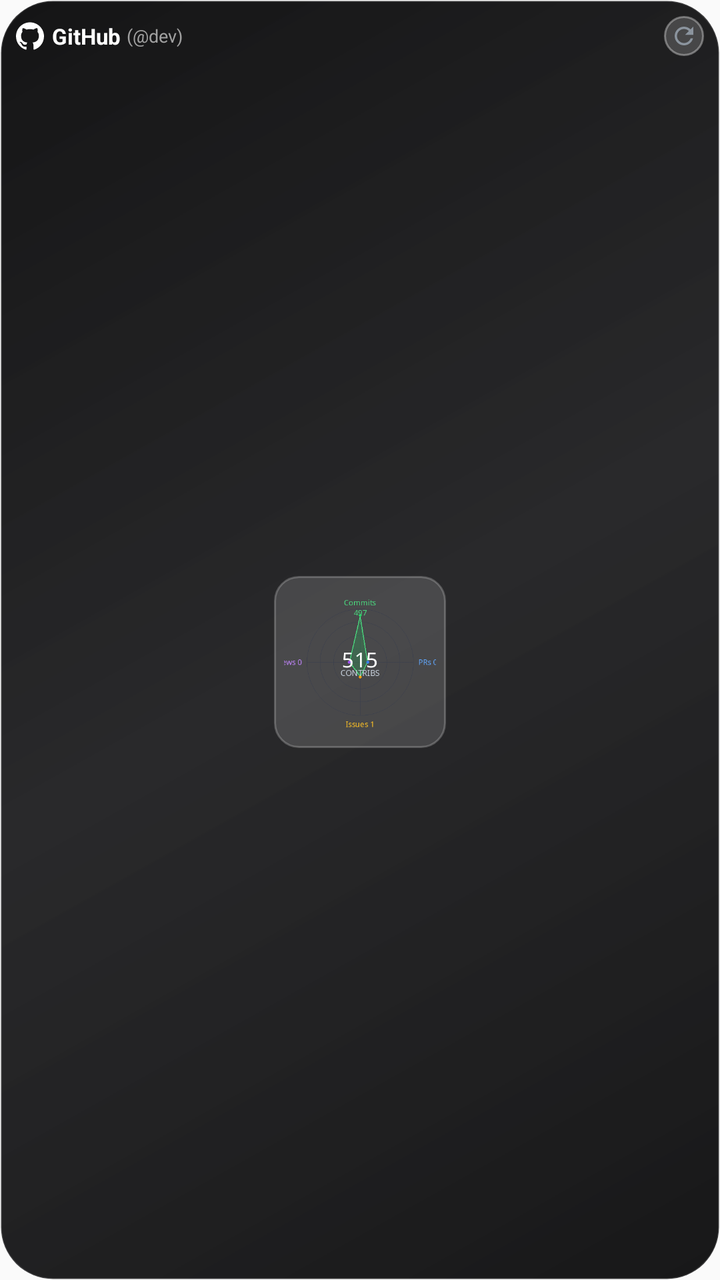
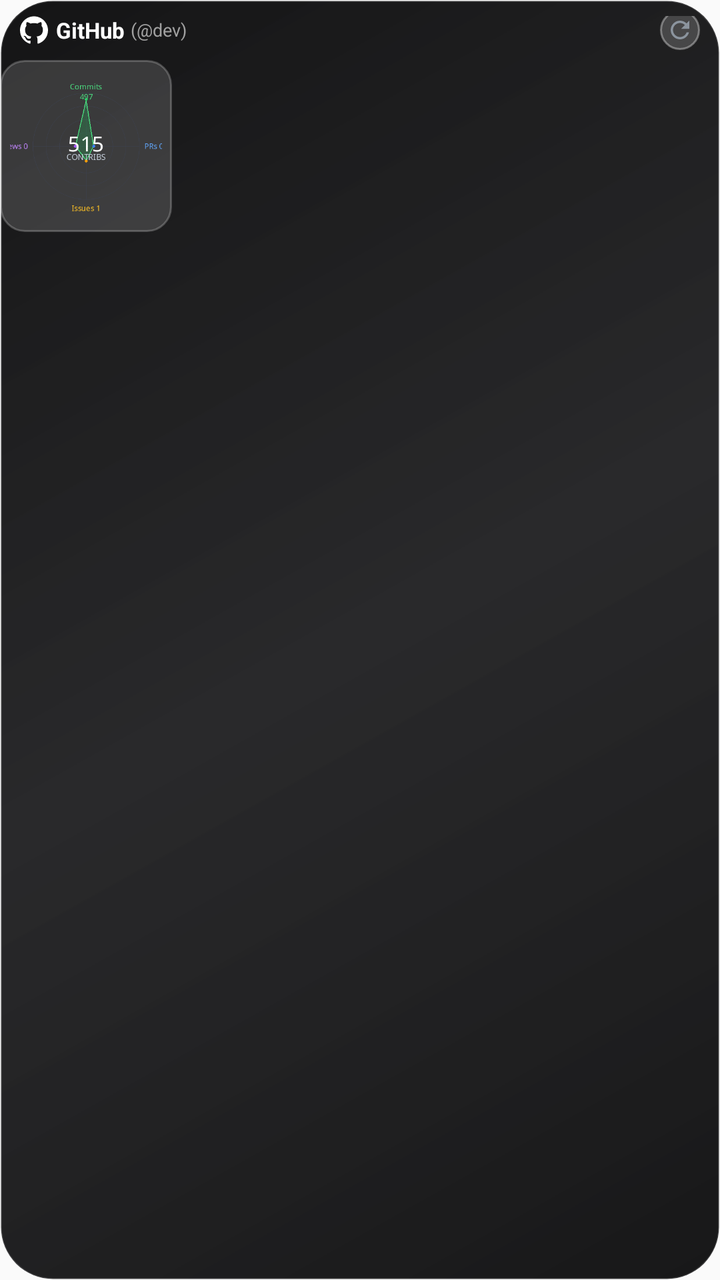

Compare the two renders of this Android layout. The source of the first and the diff that turns it into the second are given below.
<!-- AndroidManifest.xml: application theme Theme.DevWidgets -->
<!-- res/layout/widget_github_circle.xml -->
<?xml version="1.0" encoding="utf-8"?>
<FrameLayout xmlns:android="http://schemas.android.com/apk/res/android"
    android:layout_width="match_parent"
    android:layout_height="match_parent">

    <ImageView
        android:id="@+id/iv_widget_wallpaper_bg"
        android:layout_width="match_parent"
        android:layout_height="match_parent"
        android:scaleType="centerCrop"
        android:visibility="gone" />

    <ImageView
        android:id="@+id/v_widget_wallpaper_scrim"
        android:layout_width="match_parent"
        android:layout_height="match_parent"
        android:background="#80000000"
        android:visibility="gone" />

    <LinearLayout
        android:id="@+id/widget_root"
        android:layout_width="match_parent"
        android:layout_height="match_parent"
        android:orientation="vertical"
        android:background="@drawable/widget_glass_chassis"
        android:clipChildren="false"
        android:clipToPadding="false"
        android:padding="8dp">

        
        <RelativeLayout
            android:id="@+id/header_bar"
            android:layout_width="match_parent"
            android:layout_height="wrap_content"
            android:layout_marginBottom="2dp">

            <LinearLayout
                android:id="@+id/header_right_wrap"
                android:layout_width="wrap_content"
                android:layout_height="wrap_content"
                android:orientation="horizontal"
                android:gravity="center_vertical"
                android:layout_alignParentEnd="true"
                android:layout_centerVertical="true"
                android:layout_marginStart="8dp">

                <ImageView
                    android:id="@+id/btn_refresh"
                    android:layout_width="20dp"
                    android:layout_height="20dp"
                    android:background="@drawable/widget_icon_button_glass"
                    android:padding="3dp"
                    android:src="@drawable/ic_refresh"
                    android:contentDescription="Refresh" />
            </LinearLayout>

            <LinearLayout
                android:id="@+id/section_header_brand"
                android:layout_width="wrap_content"
                android:layout_height="wrap_content"
                android:orientation="horizontal"
                android:gravity="center_vertical"
                android:layout_alignParentStart="true"
                android:layout_toStartOf="@id/header_right_wrap"
                android:layout_centerVertical="true">

                <ImageView
                    android:id="@+id/iv_gh_brand_logo"
                    android:layout_width="14dp"
                    android:layout_height="14dp"
                    android:src="@drawable/ic_github_logo"
                    android:layout_marginEnd="4dp"
                    android:contentDescription="GitHub Logo" />

                <TextView
                    android:id="@+id/tv_gh_title"
                    android:layout_width="wrap_content"
                    android:layout_height="wrap_content"
                    android:text="GitHub"
                    android:textColor="#FFFFFF"
                    android:textSize="11sp"
                    android:textStyle="bold"
                    android:singleLine="true" />

                <TextView
                    android:id="@+id/tv_gh_user_tag"
                    android:layout_width="wrap_content"
                    android:layout_height="wrap_content"
                    android:layout_marginStart="3dp"
                    android:text="(@dev)"
                    android:textColor="#A0A0A0"
                    android:textSize="9sp"
                    android:singleLine="true"
                    android:ellipsize="end" />
            </LinearLayout>
        </RelativeLayout>

        
        <FrameLayout
            android:id="@+id/section_circle_container"
            android:layout_width="match_parent"
            android:layout_height="0dp"
            android:layout_weight="1"
            android:clipChildren="false"
            android:clipToPadding="false">

            
            <FrameLayout
                android:id="@+id/section_github"
                android:layout_width="86dp"
                android:layout_height="86dp"
                android:layout_gravity="center"
                android:background="@drawable/widget_glass_circle">

                <ImageView
                    android:id="@+id/iv_github_typemap"
                    android:layout_width="76dp"
                    android:layout_height="76dp"
                    android:layout_gravity="center"
                    android:scaleType="fitCenter"
                    android:src="@drawable/preview_element_gh_circle"
                    android:contentDescription="GitHub Contribution Circle" />
            </FrameLayout>
        </FrameLayout>
    </LinearLayout>
</FrameLayout>
<!-- resources referenced by this layout -->
<resources>
  <!-- drawable ic_github_logo (drawable) -->
  <vector xmlns:android="http://schemas.android.com/apk/res/android"
      android:width="20dp"
      android:height="20dp"
      android:viewportWidth="24"
      android:viewportHeight="24">
      
      <path
          android:fillColor="#FFFFFF"
          android:pathData="M12,0.297c-6.63,0 -12,5.373 -12,12 0,5.303 3.438,9.8 8.205,11.385.6,0.113 0.82,-0.258 0.82,-0.577 0,-0.285 -0.01,-1.04 -0.015,-2.04 -3.338,0.724 -4.042,-1.61 -4.042,-1.61C4.422,18.07 3.633,17.7 3.633,17.7c-1.087,-0.744 0.084,-0.729 0.084,-0.729 1.205,0.084 1.838,1.236 1.838,1.236 1.07,1.835 2.809,1.305 3.495,0.998.108,-0.776 0.417,-1.305 0.76,-1.605 -2.665,-0.3 -5.466,-1.332 -5.466,-5.93 0,-1.31 0.465,-2.38 1.235,-3.22 -0.135,-0.303 -0.54,-1.523 0.105,-3.176 0,0 1.005,-0.322 3.3,1.23.96,-0.267 1.98,-0.399 3,-0.405 1.02,0.006 2.04,0.138 3,0.405 2.28,-1.552 3.285,-1.23 3.285,-1.23.645,1.653 0.24,2.873 0.12,3.176.765,0.84 1.23,1.91 1.23,3.22 0,4.61 -2.805,5.625 -5.475,5.92.42,0.36 0.81,1.096 0.81,2.22 0,1.606 -0.015,2.896 -0.015,3.286 0,0.315 0.21,0.69 0.825,0.57C20.565,22.092 24,17.592 24,12.297c0,-6.627 -5.373,-12 -12,-12z" />
  </vector>
  <!-- drawable ic_refresh (drawable) -->
  <vector xmlns:android="http://schemas.android.com/apk/res/android"
      android:width="20dp"
      android:height="20dp"
      android:viewportWidth="24"
      android:viewportHeight="24">
    <path
        android:fillColor="#8B949E"
        android:pathData="M17.65,6.35C16.2,4.9 14.21,4 12,4c-4.42,0 -7.99,3.58 -7.99,8s3.57,8 7.99,8c3.73,0 6.84,-2.55 7.73,-6h-2.08c-0.82,2.33 -3.04,4 -5.65,4 -3.31,0 -6,-2.69 -6,-6s2.69,-6 6,-6c1.66,0 3.14,0.69 4.22,1.78L13,11h7V4l-2.35,2.35z"/>
  </vector>
  <!-- drawable preview_element_gh_circle: png bitmap (drawable, 11407 bytes) -->
  <!-- drawable widget_glass_chassis (drawable) -->
  <?xml version="1.0" encoding="utf-8"?>
  <shape xmlns:android="http://schemas.android.com/apk/res/android"
      android:shape="rectangle">
      
      <gradient
          android:angle="135"
          android:startColor="#F20B0B0C"
          android:centerColor="#E6121214"
          android:endColor="#F2080809" />
      <corners android:radius="26dp" />
      <stroke
          android:width="1dp"
          android:color="#24FFFFFF" />
  </shape>
  <!-- drawable widget_glass_circle (drawable) -->
  <?xml version="1.0" encoding="utf-8"?>
  <shape xmlns:android="http://schemas.android.com/apk/res/android"
      android:shape="rectangle">
      
      <solid android:color="#26FFFFFF" />
      <corners android:radius="12dp" />
      <stroke
          android:width="1dp"
          android:color="#38FFFFFF" />
  </shape>
  <!-- drawable widget_icon_button_glass (drawable) -->
  <?xml version="1.0" encoding="utf-8"?>
  <shape xmlns:android="http://schemas.android.com/apk/res/android"
      android:shape="oval">
      
      <solid android:color="#2EFFFFFF" />
      <stroke
          android:width="1dp"
          android:color="#59FFFFFF" />
  </shape>
  <style name="Theme.DevWidgets" parent="android:Theme.Material.Light.NoActionBar" />
</resources>

<!-- the commit's change to res/layout/widget_github_circle.xml (unified diff, before → after) -->
@@ -25,14 +25,17 @@
         android:background="@drawable/widget_glass_chassis"
         android:clipChildren="false"
         android:clipToPadding="false"
-        android:padding="8dp">
+        android:padding="0dp">
 
         
         <RelativeLayout
             android:id="@+id/header_bar"
             android:layout_width="match_parent"
             android:layout_height="wrap_content"
-            android:layout_marginBottom="2dp">
+            android:paddingStart="10dp"
+            android:paddingEnd="10dp"
+            android:paddingTop="8dp"
+            android:paddingBottom="2dp">
 
             <LinearLayout
                 android:id="@+id/header_right_wrap"
@@ -109,7 +112,7 @@
                 android:id="@+id/section_github"
                 android:layout_width="86dp"
                 android:layout_height="86dp"
-                android:layout_gravity="center"
+                android:layout_gravity="top|start"
                 android:background="@drawable/widget_glass_circle">
 
                 <ImageView
